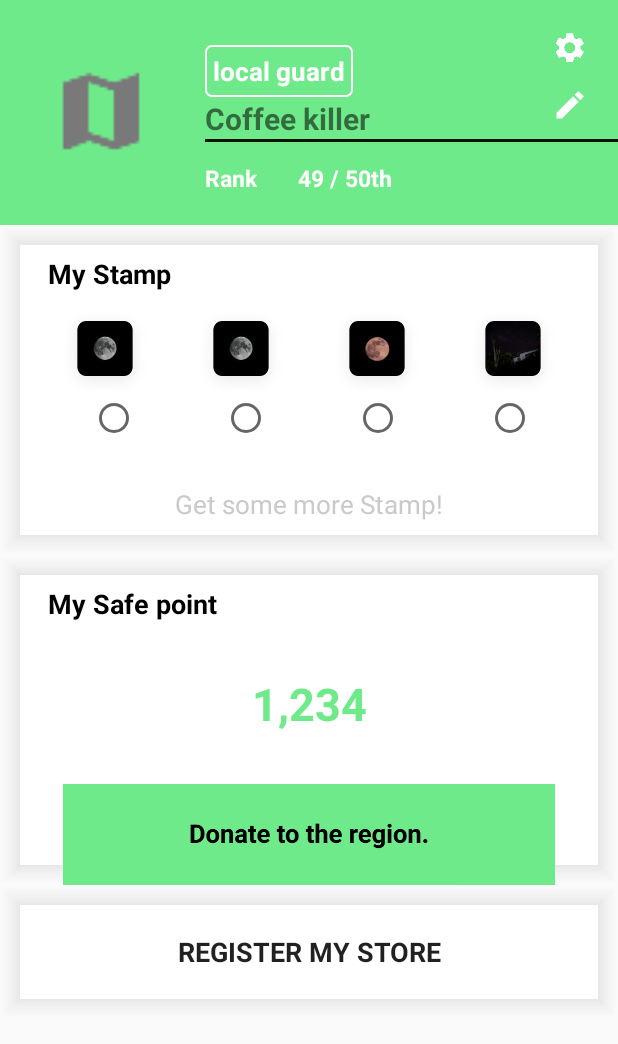
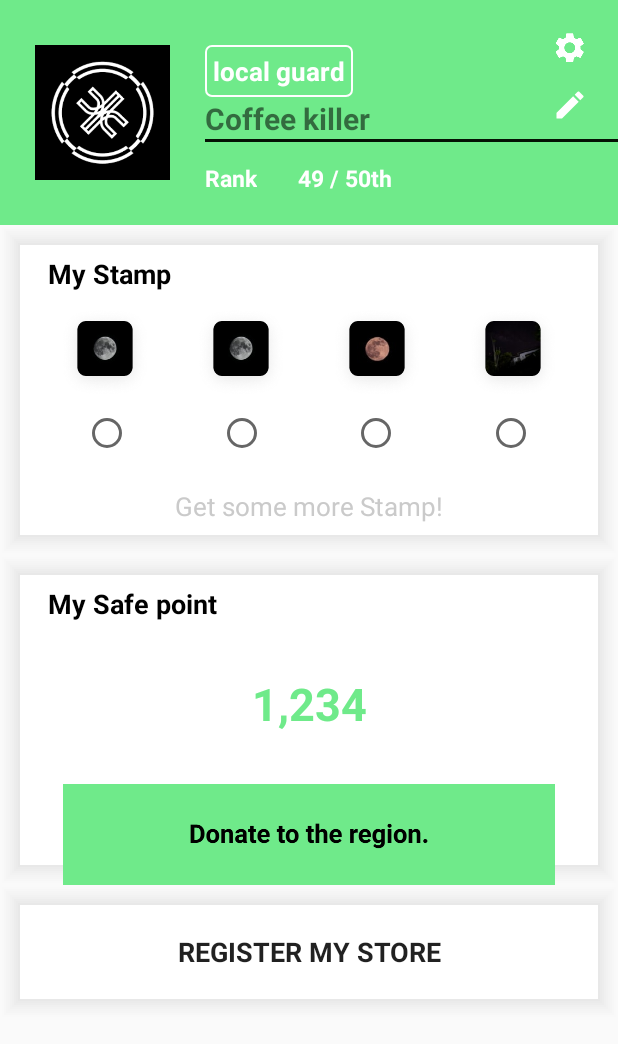
Before and after one commit to Team-MoBack/Safe-Place_Android, an Android app: the layout fragment_my.xml on its own in the app's theme, with its tools: preview values and no code run, on a phone screen of 412 x 824 dp. Shown: the top 1044 px of the screen. Run offline under Robolectric (Android 15) with nearby library versions, the phone set to English and light mode, and no system bars.

Commit message:
merge myactivity to my fragment

```diff
--- a/app/src/main/res/layout/fragment_my.xml
+++ b/app/src/main/res/layout/fragment_my.xml
@@ -29,7 +29,7 @@ tools:context=".fragment.MyFragment">
             app:layout_constraintBottom_toBottomOf="@+id/view2"
             app:layout_constraintStart_toStartOf="parent"
             app:layout_constraintTop_toTopOf="parent"
-        tools:srcCompat="@drawable/mdi_map" />
+            tools:srcCompat="@drawable/junction" />
 
         <TextView
             android:id="@+id/textView4"
@@ -94,7 +94,7 @@ tools:context=".fragment.MyFragment">
             app:layout_constraintTop_toTopOf="@+id/textView6" />
 
         <ImageView
-        android:id="@+id/imageView6"
+            android:id="@+id/edit_btn"
             android:layout_width="wrap_content"
             android:layout_height="wrap_content"
             android:layout_marginTop="20dp"
@@ -176,50 +176,10 @@ tools:context=".fragment.MyFragment">
             app:layout_constraintTop_toTopOf="@+id/imageView9"
             app:srcCompat="@drawable/rectangle_20" />
 
-    <RadioGroup
-        android:id="@+id/radioGroup"
-        android:layout_width="match_parent"
-        android:layout_height="27dp"
-        android:orientation="horizontal"
-        app:layout_constraintEnd_toEndOf="parent"
-        app:layout_constraintStart_toStartOf="parent"
-        app:layout_constraintTop_toBottomOf="@id/imageView7">
-
-        <RadioButton
-            android:id="@+id/radioButton1"
-            android:layout_width="wrap_content"
-            android:layout_height="wrap_content"
-            android:layout_gravity="center"
-            android:layout_marginStart="60dp"
-            android:layout_weight="1" />
-
-        <RadioButton
-            android:id="@+id/radioButton2"
-            android:layout_width="wrap_content"
-            android:layout_height="wrap_content"
-            android:layout_weight="1" />
-
-        <RadioButton
-            android:id="@+id/radioButton3"
-            android:layout_width="wrap_content"
-            android:layout_height="wrap_content"
-            android:layout_weight="1" />
-
-        <RadioButton
-            android:id="@+id/radioButton4"
-            android:layout_width="wrap_content"
-            android:layout_height="wrap_content"
-
-            android:layout_weight="1" />
-
-
-    </RadioGroup>
-
         <TextView
             android:id="@+id/textView10"
             android:layout_width="wrap_content"
             android:layout_height="wrap_content"
-        android:layout_marginTop="10dp"
             android:fontFamily="sans-serif"
             android:text="Get some more Stamp!"
             android:textColor="#cacaca"
@@ -228,7 +188,7 @@ tools:context=".fragment.MyFragment">
             app:layout_constraintBottom_toBottomOf="@+id/view5"
             app:layout_constraintEnd_toEndOf="parent"
             app:layout_constraintStart_toStartOf="parent"
-        app:layout_constraintTop_toBottomOf="@+id/radioGroup" />
+            app:layout_constraintTop_toBottomOf="@+id/radioButton3" />
 
         <TextView
             android:id="@+id/textView11"
@@ -266,6 +226,7 @@ tools:context=".fragment.MyFragment">
             android:layout_height="wrap_content"
             android:background="@android:color/transparent"
             app:layout_constraintBottom_toBottomOf="@+id/view6"
+
             app:layout_constraintEnd_toEndOf="parent"
             app:layout_constraintStart_toStartOf="parent"
             app:srcCompat="@drawable/btn_donate_w_328_h_67" />
@@ -292,21 +253,54 @@ tools:context=".fragment.MyFragment">
             android:background="@android:color/transparent"
             app:layout_constraintBottom_toTopOf="@+id/view"
             app:layout_constraintEnd_toEndOf="@+id/view2"
-        app:layout_constraintStart_toStartOf="@+id/imageView6"
+            app:layout_constraintStart_toStartOf="@+id/edit_btn"
             app:srcCompat="@drawable/slice_3" />
 
         <View
-        android:id="@+id/view13"
+            android:id="@+id/view12"
             android:layout_width="0dp"
-        android:layout_height="0dp"
-        android:layout_marginBottom="87dp"
-        android:background="#051205"
+            android:layout_height="89dp"
             app:layout_constraintBottom_toBottomOf="parent"
             app:layout_constraintEnd_toEndOf="parent"
-        app:layout_constraintStart_toStartOf="parent">
+            app:layout_constraintHorizontal_bias="1.0"
+            app:layout_constraintStart_toStartOf="parent"
+            app:layout_constraintTop_toBottomOf="@+id/button2"
+            app:layout_constraintVertical_bias="0.0" />
 
-    </View>
+        <RadioButton
+            android:id="@+id/radioButton"
+            android:layout_width="wrap_content"
+            android:layout_height="wrap_content"
+            android:layout_marginStart="55dp"
+            android:layout_marginTop="8dp"
+            app:layout_constraintStart_toStartOf="parent"
+            app:layout_constraintTop_toBottomOf="@+id/imageView7" />
 
+        <RadioButton
+            android:id="@+id/radioButton2"
+            android:layout_width="wrap_content"
+            android:layout_height="wrap_content"
+            app:layout_constraintLeft_toRightOf="@id/radioButton"
+            app:layout_constraintRight_toLeftOf="@id/radioButton3"
+            app:layout_constraintTop_toTopOf="@+id/radioButton"
+            tools:layout_editor_absoluteX="143dp" />
+
+        <RadioButton
+            android:id="@+id/radioButton3"
+            android:layout_width="wrap_content"
+            android:layout_height="wrap_content"
+            app:layout_constraintLeft_toRightOf="@id/radioButton2"
+            app:layout_constraintRight_toLeftOf="@id/radioButton4"
+            app:layout_constraintTop_toTopOf="@+id/radioButton2"
+            tools:layout_editor_absoluteX="244dp" />
+
+        <RadioButton
+            android:id="@+id/radioButton4"
+            android:layout_width="wrap_content"
+            android:layout_height="wrap_content"
+            android:layout_marginEnd="55dp"
+            app:layout_constraintEnd_toEndOf="parent"
+            app:layout_constraintTop_toTopOf="@+id/radioButton3" />
 
 
 
```
Lines whose indentation alone changed are shown as unchanged.
